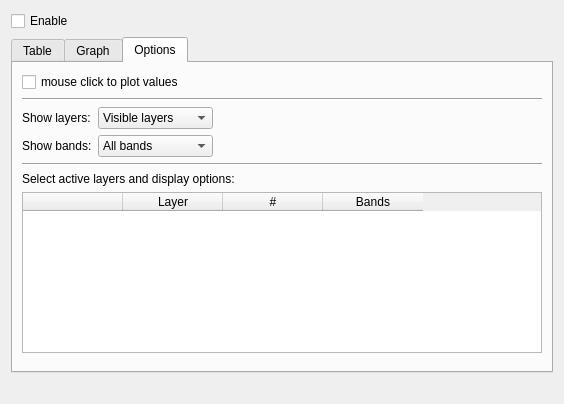
Before: the Qt Designer form ui_valuewidgetbase.ui in amondot/valuetool, drawn with Qt 5.
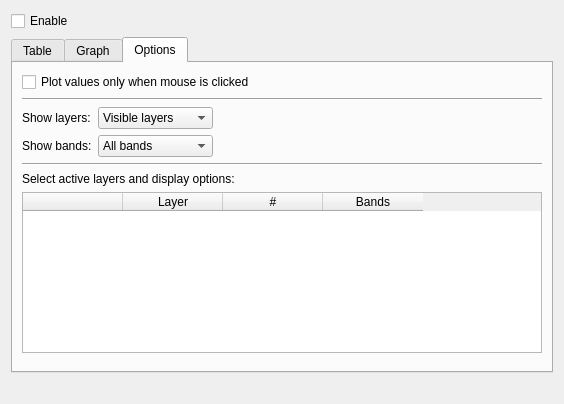
After: the same form once the commit is applied. The open tabs and pages were chosen to show the change.

Commit message: correction of failed merge

Patch:
```diff
--- a/ui_valuewidgetbase.ui
+++ b/ui_valuewidgetbase.ui
@@ -247,7 +247,7 @@
           <string>Use this if plotting is slow (e.g. when using mpl Graph) or to select a particular point</string>
          </property>
          <property name="text">
-          <string>mouse click to plot values</string>
+          <string>Plot values only when mouse is clicked</string>
          </property>
         </widget>
        </item>
```
Left out of the diff: 2 changed lines with no effect on the pictures.
